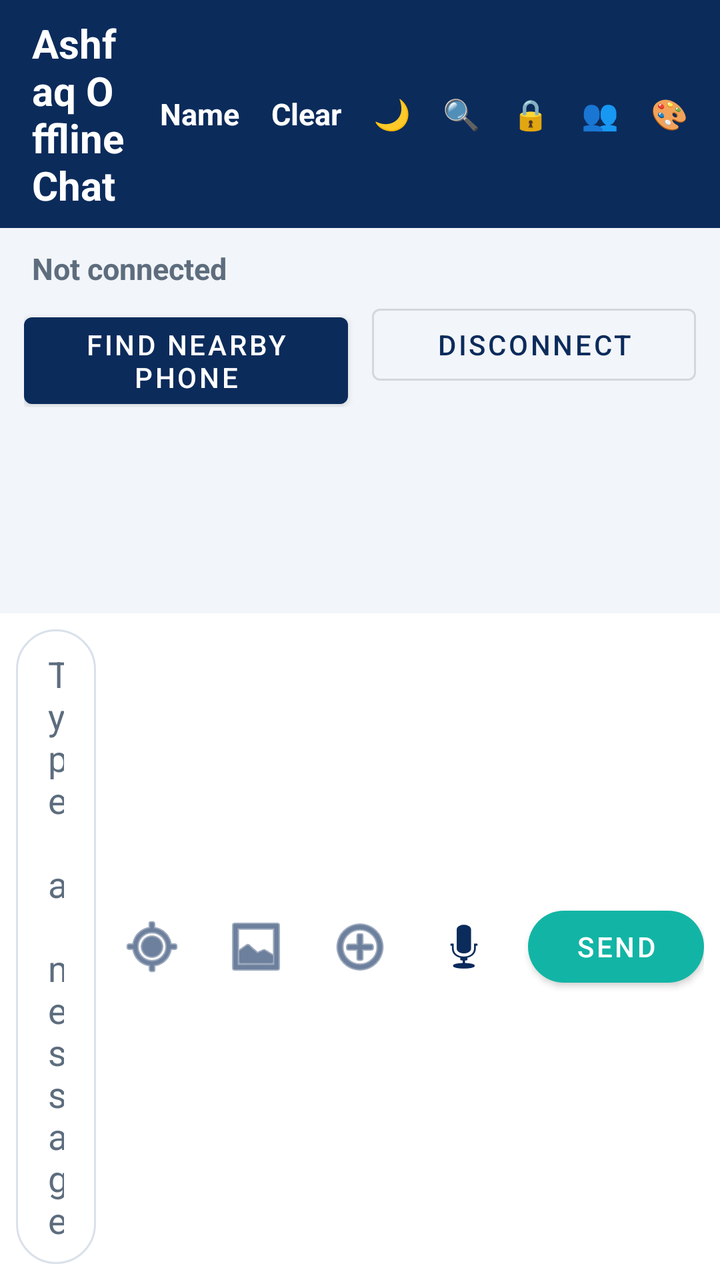
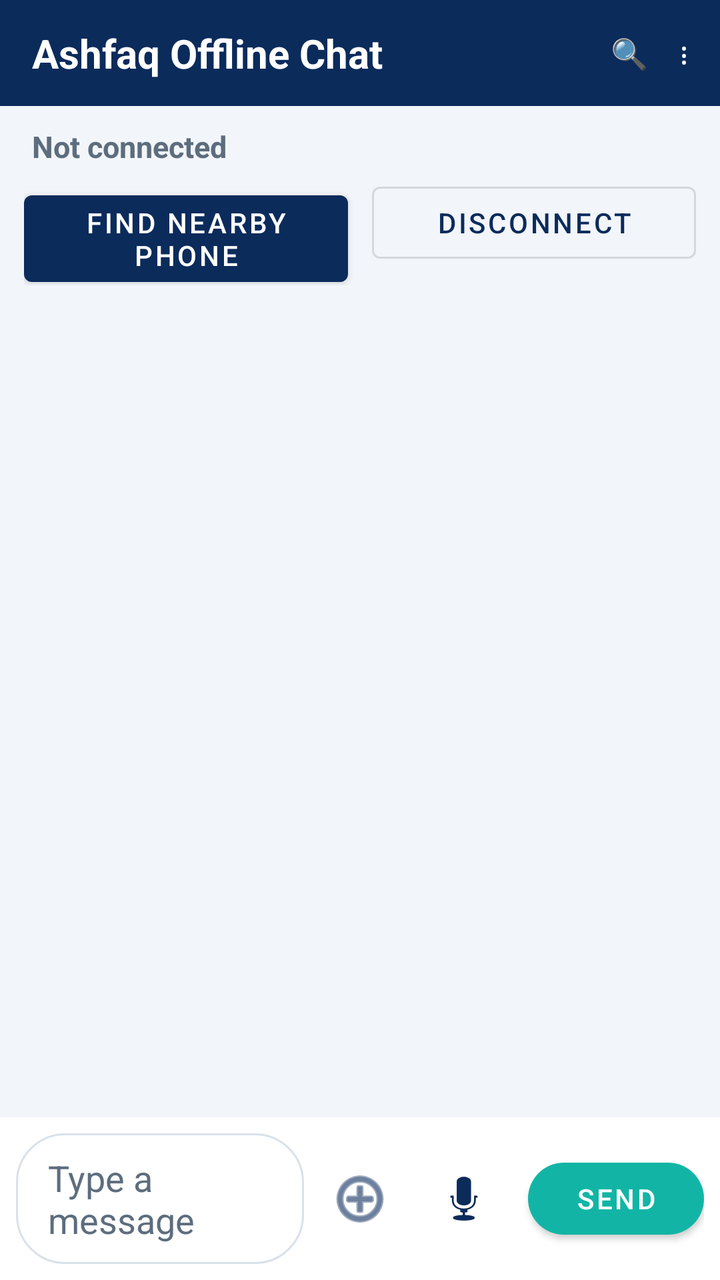

The first picture is an Android layout as it rendered before a commit; the second is the same layout after the commit. The layout source and the unified diff follow.
<!-- AndroidManifest.xml: application theme Theme.AshfaqOfflineChat -->
<!-- res/layout/activity_main.xml -->
<?xml version="1.0" encoding="utf-8"?>
<FrameLayout xmlns:android="http://schemas.android.com/apk/res/android"
    xmlns:app="http://schemas.android.com/apk/res-auto"
    android:id="@+id/rootLayout"
    android:layout_width="match_parent"
    android:layout_height="match_parent"
    android:background="@color/screen_background">

    <LinearLayout
        android:layout_width="match_parent"
        android:layout_height="match_parent"
        android:orientation="vertical">

    <LinearLayout
        android:id="@+id/headerBar"
        android:layout_width="match_parent"
        android:layout_height="wrap_content"
        android:background="@color/primary"
        android:gravity="center_vertical"
        android:orientation="horizontal"
        android:paddingStart="16dp"
        android:paddingTop="8dp"
        android:paddingEnd="8dp"
        android:paddingBottom="8dp">

        <TextView
            android:id="@+id/titleText"
            android:layout_width="0dp"
            android:layout_height="wrap_content"
            android:layout_weight="1"
            android:text="@string/app_name"
            android:textColor="@color/on_primary"
            android:textSize="20sp"
            android:textStyle="bold" />

        <TextView
            android:id="@+id/buttonName"
            android:layout_width="wrap_content"
            android:layout_height="wrap_content"
            android:background="?attr/selectableItemBackgroundBorderless"
            android:clickable="true"
            android:focusable="true"
            android:padding="8dp"
            android:text="@string/your_name"
            android:textColor="@color/on_primary"
            android:textSize="15sp"
            android:textStyle="bold" />

        <TextView
            android:id="@+id/buttonClearChat"
            android:layout_width="wrap_content"
            android:layout_height="wrap_content"
            android:background="?attr/selectableItemBackgroundBorderless"
            android:clickable="true"
            android:focusable="true"
            android:padding="8dp"
            android:text="@string/clear_chat"
            android:textColor="@color/on_primary"
            android:textSize="15sp"
            android:textStyle="bold" />

        <TextView
            android:id="@+id/buttonTheme"
            android:layout_width="wrap_content"
            android:layout_height="wrap_content"
            android:background="?attr/selectableItemBackgroundBorderless"
            android:clickable="true"
            android:contentDescription="@string/theme_toggle"
            android:focusable="true"
            android:padding="8dp"
            android:text="🌙"
            android:textColor="@color/on_primary"
            android:textSize="15sp" />

        <TextView
            android:id="@+id/buttonSearch"
            android:layout_width="wrap_content"
            android:layout_height="wrap_content"
            android:background="?attr/selectableItemBackgroundBorderless"
            android:clickable="true"
            android:contentDescription="@string/search_messages"
            android:focusable="true"
            android:padding="8dp"
            android:text="🔍"
            android:textColor="@color/on_primary"
            android:textSize="15sp" />

        <TextView
            android:id="@+id/buttonLock"
            android:layout_width="wrap_content"
            android:layout_height="wrap_content"
            android:background="?attr/selectableItemBackgroundBorderless"
            android:clickable="true"
            android:contentDescription="@string/pin_lock"
            android:focusable="true"
            android:padding="8dp"
            android:text="🔒"
            android:textColor="@color/on_primary"
            android:textSize="15sp" />

        <TextView
            android:id="@+id/buttonFriends"
            android:layout_width="wrap_content"
            android:layout_height="wrap_content"
            android:background="?attr/selectableItemBackgroundBorderless"
            android:clickable="true"
            android:contentDescription="@string/friends"
            android:focusable="true"
            android:padding="8dp"
            android:text="👥"
            android:textColor="@color/on_primary"
            android:textSize="15sp" />

        <TextView
            android:id="@+id/buttonThemes"
            android:layout_width="wrap_content"
            android:layout_height="wrap_content"
            android:background="?attr/selectableItemBackgroundBorderless"
            android:clickable="true"
            android:contentDescription="@string/color_themes"
            android:focusable="true"
            android:padding="8dp"
            android:text="🎨"
            android:textColor="@color/on_primary"
            android:textSize="15sp" />
    </LinearLayout>

    <LinearLayout
        android:id="@+id/searchBar"
        android:layout_width="match_parent"
        android:layout_height="wrap_content"
        android:background="@color/input_bar_background"
        android:gravity="center_vertical"
        android:orientation="horizontal"
        android:paddingStart="16dp"
        android:paddingTop="6dp"
        android:paddingEnd="8dp"
        android:paddingBottom="6dp"
        android:visibility="gone">

        <EditText
            android:id="@+id/editSearch"
            android:layout_width="0dp"
            android:layout_height="wrap_content"
            android:layout_weight="1"
            android:background="@drawable/bg_input_field"
            android:hint="@string/search_hint"
            android:importantForAutofill="no"
            android:inputType="text"
            android:maxLines="1"
            android:paddingStart="14dp"
            android:paddingTop="8dp"
            android:paddingEnd="14dp"
            android:paddingBottom="8dp"
            android:textColor="@color/text_primary"
            android:textColorHint="@color/text_secondary" />

        <ImageButton
            android:id="@+id/buttonCloseSearch"
            android:layout_width="40dp"
            android:layout_height="40dp"
            android:background="@android:color/transparent"
            android:contentDescription="@string/close_search"
            android:src="@android:drawable/ic_menu_close_clear_cancel"
            android:tint="@color/text_secondary" />
    </LinearLayout>

    <TextView
        android:id="@+id/statusText"
        android:layout_width="match_parent"
        android:layout_height="wrap_content"
        android:paddingStart="16dp"
        android:paddingTop="10dp"
        android:paddingEnd="16dp"
        android:paddingBottom="4dp"
        android:text="@string/status_not_connected"
        android:textColor="@color/status_idle"
        android:textSize="15sp"
        android:textStyle="bold" />

    <LinearLayout
        android:layout_width="match_parent"
        android:layout_height="wrap_content"
        android:orientation="horizontal"
        android:paddingStart="12dp"
        android:paddingEnd="12dp">

        <com.google.android.material.button.MaterialButton
            android:id="@+id/buttonFind"
            android:layout_width="0dp"
            android:layout_height="wrap_content"
            android:layout_marginEnd="6dp"
            android:layout_weight="1"
            android:text="@string/find_nearby" />

        <com.google.android.material.button.MaterialButton
            android:id="@+id/buttonDisconnect"
            style="@style/Widget.MaterialComponents.Button.OutlinedButton"
            android:layout_width="0dp"
            android:layout_height="wrap_content"
            android:layout_marginStart="6dp"
            android:layout_weight="1"
            android:text="@string/disconnect" />
    </LinearLayout>

    <androidx.recyclerview.widget.RecyclerView
        android:id="@+id/recyclerMessages"
        android:layout_width="match_parent"
        android:layout_height="0dp"
        android:layout_weight="1"
        android:clipToPadding="false"
        android:paddingStart="8dp"
        android:paddingTop="8dp"
        android:paddingEnd="8dp"
        android:paddingBottom="8dp" />

    <LinearLayout
        android:id="@+id/quoteBar"
        android:layout_width="match_parent"
        android:layout_height="wrap_content"
        android:background="@color/input_bar_background"
        android:gravity="center_vertical"
        android:orientation="horizontal"
        android:paddingStart="16dp"
        android:paddingTop="6dp"
        android:paddingEnd="8dp"
        android:paddingBottom="2dp"
        android:visibility="gone">

        <View
            android:id="@+id/quoteBarStrip"
            android:layout_width="4dp"
            android:layout_height="36dp"
            android:background="@color/accent" />

        <LinearLayout
            android:layout_width="0dp"
            android:layout_height="wrap_content"
            android:layout_marginStart="10dp"
            android:layout_weight="1"
            android:orientation="vertical">

            <TextView
                android:id="@+id/quoteBarSender"
                android:layout_width="wrap_content"
                android:layout_height="wrap_content"
                android:ellipsize="end"
                android:maxLines="1"
                android:textColor="@color/accent"
                android:textSize="13sp"
                android:textStyle="bold" />

            <TextView
                android:id="@+id/quoteBarText"
                android:layout_width="wrap_content"
                android:layout_height="wrap_content"
                android:ellipsize="end"
                android:maxLines="1"
                android:textColor="@color/text_secondary"
                android:textSize="13sp" />
        </LinearLayout>

        <ImageButton
            android:id="@+id/buttonCancelQuote"
            android:layout_width="40dp"
            android:layout_height="40dp"
            android:background="@android:color/transparent"
            android:contentDescription="@string/cancel_reply"
            android:src="@android:drawable/ic_menu_close_clear_cancel"
            android:tint="@color/text_secondary" />
    </LinearLayout>

    <LinearLayout
        android:id="@+id/inputBar"
        android:layout_width="match_parent"
        android:layout_height="wrap_content"
        android:background="@color/input_bar_background"
        android:gravity="center_vertical"
        android:orientation="horizontal"
        android:padding="8dp">

        <EditText
            android:id="@+id/editMessage"
            android:layout_width="0dp"
            android:layout_height="wrap_content"
            android:layout_weight="1"
            android:background="@drawable/bg_input_field"
            android:hint="@string/message_hint"
            android:importantForAutofill="no"
            android:inputType="textCapSentences|textMultiLine"
            android:maxLines="4"
            android:minHeight="48dp"
            android:paddingStart="16dp"
            android:paddingTop="10dp"
            android:paddingEnd="16dp"
            android:paddingBottom="10dp"
            android:textColor="@color/text_primary"
            android:textColorHint="@color/text_secondary" />

        <ImageButton
            android:id="@+id/buttonLocation"
            android:layout_width="48dp"
            android:layout_height="48dp"
            android:layout_marginStart="4dp"
            android:background="@android:color/transparent"
            android:contentDescription="@string/share_location"
            android:src="@android:drawable/ic_menu_mylocation"
            android:tint="@color/primary" />

        <ImageButton
            android:id="@+id/buttonPhoto"
            android:layout_width="48dp"
            android:layout_height="48dp"
            android:layout_marginStart="4dp"
            android:background="@android:color/transparent"
            android:contentDescription="@string/pick_media"
            android:src="@android:drawable/ic_menu_gallery"
            android:tint="@color/primary" />

        <ImageButton
            android:id="@+id/buttonFile"
            android:layout_width="48dp"
            android:layout_height="48dp"
            android:layout_marginStart="4dp"
            android:background="@android:color/transparent"
            android:contentDescription="@string/send_file"
            android:src="@android:drawable/ic_menu_add"
            android:tint="@color/primary" />

        <ImageButton
            android:id="@+id/buttonMic"
            android:layout_width="48dp"
            android:layout_height="48dp"
            android:layout_marginStart="4dp"
            android:background="@android:color/transparent"
            android:contentDescription="@string/record_voice"
            android:src="@android:drawable/ic_btn_speak_now"
            android:tint="@color/primary" />

        <com.google.android.material.button.MaterialButton
            android:id="@+id/buttonSend"
            android:layout_width="wrap_content"
            android:layout_height="wrap_content"
            android:layout_marginStart="8dp"
            android:text="@string/send"
            app:backgroundTint="@color/accent"
            app:cornerRadius="24dp" />
    </LinearLayout>
    </LinearLayout>

    
    <FrameLayout
        android:id="@+id/lockOverlay"
        android:layout_width="match_parent"
        android:layout_height="match_parent"
        android:background="@color/screen_background"
        android:clickable="true"
        android:focusable="true"
        android:visibility="gone">

        <LinearLayout
            android:layout_width="match_parent"
            android:layout_height="wrap_content"
            android:layout_gravity="center"
            android:gravity="center_horizontal"
            android:orientation="vertical"
            android:padding="32dp">

            <TextView
                android:id="@+id/lockTitle"
                android:layout_width="wrap_content"
                android:layout_height="wrap_content"
                android:text="@string/app_name"
                android:textColor="@color/text_primary"
                android:textSize="24sp"
                android:textStyle="bold" />

            <TextView
                android:id="@+id/lockHint"
                android:layout_width="wrap_content"
                android:layout_height="wrap_content"
                android:layout_marginTop="8dp"
                android:text="@string/pin_lock_hint"
                android:textColor="@color/text_secondary"
                android:textSize="15sp" />

            <EditText
                android:id="@+id/editPin"
                android:layout_width="180dp"
                android:layout_height="wrap_content"
                android:layout_marginTop="24dp"
                android:background="@drawable/bg_input_field"
                android:hint="@string/pin_hint"
                android:imeOptions="actionDone"
                android:importantForAutofill="no"
                android:inputType="numberPassword"
                android:maxLength="4"
                android:paddingStart="16dp"
                android:paddingTop="12dp"
                android:paddingEnd="16dp"
                android:paddingBottom="12dp"
                android:textAlignment="center"
                android:textColor="@color/text_primary"
                android:textColorHint="@color/text_secondary"
                android:textSize="20sp" />

            <TextView
                android:id="@+id/textPinError"
                android:layout_width="wrap_content"
                android:layout_height="wrap_content"
                android:layout_marginTop="8dp"
                android:text="@string/pin_wrong"
                android:textColor="@color/status_error"
                android:textSize="14sp"
                android:visibility="gone" />

            <com.google.android.material.button.MaterialButton
                android:id="@+id/buttonUnlock"
                android:layout_width="wrap_content"
                android:layout_height="wrap_content"
                android:layout_marginTop="20dp"
                android:text="@string/unlock"
                app:backgroundTint="@color/accent"
                app:cornerRadius="24dp" />
        </LinearLayout>
    </FrameLayout>

</FrameLayout>
<!-- resources referenced by this layout -->
<resources>
  <color name="accent">#12B5A5</color>
  <color name="input_bar_background">#FFFFFF</color>
  <color name="on_primary">#FFFFFF</color>
  <color name="primary">#0B2B5B</color>
  <color name="screen_background">#F2F5F9</color>
  <color name="status_error">#C62828</color>
  <color name="status_idle">#5D6D7E</color>
  <color name="text_primary">#1C2733</color>
  <color name="text_secondary">#5D6D7E</color>
  <!-- drawable bg_input_field (drawable) -->
  <?xml version="1.0" encoding="utf-8"?>
  <shape xmlns:android="http://schemas.android.com/apk/res/android"
      android:shape="rectangle">
      <solid android:color="@color/input_bar_background" />
      <stroke
          android:width="1dp"
          android:color="@color/input_stroke" />
      <corners android:radius="24dp" />
  </shape>
  <string name="app_name">Ashfaq Offline Chat</string>
  <string name="cancel_reply">Cancel reply</string>
  <string name="clear_chat">Clear</string>
  <string name="close_search">Close search</string>
  <string name="color_themes">Color theme</string>
  <string name="disconnect">Disconnect</string>
  <string name="find_nearby">Find Nearby Phone</string>
  <string name="friends">Friends</string>
  <string name="message_hint">Type a message</string>
  <string name="pick_media">Send a photo or video</string>
  <string name="pin_hint">4-digit PIN</string>
  <string name="pin_lock">PIN lock settings</string>
  <string name="pin_lock_hint">Enter your PIN to unlock</string>
  <string name="pin_wrong">Wrong PIN</string>
  <string name="record_voice">Record a voice message</string>
  <string name="search_hint">Search messages…</string>
  <string name="search_messages">Search messages</string>
  <string name="send">Send</string>
  <string name="send_file">Send a file</string>
  <string name="share_location">Share your location</string>
  <string name="status_not_connected">Not connected</string>
  <string name="theme_toggle">Dark mode on or off</string>
  <string name="unlock">Unlock</string>
  <string name="your_name">Name</string>
  <style name="Theme.AshfaqOfflineChat" parent="Theme.MaterialComponents.Light.NoActionBar">
          <item name="colorPrimary">@color/primary</item>
          <item name="colorPrimaryDark">@color/primary_dark</item>
          <item name="colorOnPrimary">@color/on_primary</item>
          <item name="colorAccent">@color/accent</item>
          <item name="android:statusBarColor">@color/primary_dark</item>
          <item name="android:windowBackground">@color/screen_background</item>
          <item name="android:textColorPrimary">@color/text_primary</item>
      </style>
  <color name="input_stroke">#D9E1EA</color>
  <color name="primary_dark">#071F42</color>
</resources>

<!-- the commit's change to res/layout/activity_main.xml (unified diff, before → after) -->
@@ -28,49 +28,12 @@
             android:layout_width="0dp"
             android:layout_height="wrap_content"
             android:layout_weight="1"
+            android:ellipsize="end"
+            android:maxLines="1"
             android:text="@string/app_name"
             android:textColor="@color/on_primary"
             android:textSize="20sp"
             android:textStyle="bold" />
-
-        <TextView
-            android:id="@+id/buttonName"
-            android:layout_width="wrap_content"
-            android:layout_height="wrap_content"
-            android:background="?attr/selectableItemBackgroundBorderless"
-            android:clickable="true"
-            android:focusable="true"
-            android:padding="8dp"
-            android:text="@string/your_name"
-            android:textColor="@color/on_primary"
-            android:textSize="15sp"
-            android:textStyle="bold" />
-
-        <TextView
-            android:id="@+id/buttonClearChat"
-            android:layout_width="wrap_content"
-            android:layout_height="wrap_content"
-            android:background="?attr/selectableItemBackgroundBorderless"
-            android:clickable="true"
-            android:focusable="true"
-            android:padding="8dp"
-            android:text="@string/clear_chat"
-            android:textColor="@color/on_primary"
-            android:textSize="15sp"
-            android:textStyle="bold" />
-
-        <TextView
-            android:id="@+id/buttonTheme"
-            android:layout_width="wrap_content"
-            android:layout_height="wrap_content"
-            android:background="?attr/selectableItemBackgroundBorderless"
-            android:clickable="true"
-            android:contentDescription="@string/theme_toggle"
-            android:focusable="true"
-            android:padding="8dp"
-            android:text="🌙"
-            android:textColor="@color/on_primary"
-            android:textSize="15sp" />
 
         <TextView
             android:id="@+id/buttonSearch"
@@ -85,42 +48,17 @@
             android:textColor="@color/on_primary"
             android:textSize="15sp" />
 
+        
         <TextView
-            android:id="@+id/buttonLock"
+            android:id="@+id/buttonOverflow"
             android:layout_width="wrap_content"
             android:layout_height="wrap_content"
             android:background="?attr/selectableItemBackgroundBorderless"
             android:clickable="true"
-            android:contentDescription="@string/pin_lock"
+            android:contentDescription="@string/more_options"
             android:focusable="true"
             android:padding="8dp"
-            android:text="🔒"
-            android:textColor="@color/on_primary"
-            android:textSize="15sp" />
-
-        <TextView
-            android:id="@+id/buttonFriends"
-            android:layout_width="wrap_content"
-            android:layout_height="wrap_content"
-            android:background="?attr/selectableItemBackgroundBorderless"
-            android:clickable="true"
-            android:contentDescription="@string/friends"
-            android:focusable="true"
-            android:padding="8dp"
-            android:text="👥"
-            android:textColor="@color/on_primary"
-            android:textSize="15sp" />
-
-        <TextView
-            android:id="@+id/buttonThemes"
-            android:layout_width="wrap_content"
-            android:layout_height="wrap_content"
-            android:background="?attr/selectableItemBackgroundBorderless"
-            android:clickable="true"
-            android:contentDescription="@string/color_themes"
-            android:focusable="true"
-            android:padding="8dp"
-            android:text="🎨"
+            android:text="⋮"
             android:textColor="@color/on_primary"
             android:textSize="15sp" />
     </LinearLayout>
@@ -297,33 +235,14 @@
             android:textColor="@color/text_primary"
             android:textColorHint="@color/text_secondary" />
 
-        <ImageButton
-            android:id="@+id/buttonLocation"
-            android:layout_width="48dp"
-            android:layout_height="48dp"
-            android:layout_marginStart="4dp"
-            android:background="@android:color/transparent"
-            android:contentDescription="@string/share_location"
-            android:src="@android:drawable/ic_menu_mylocation"
-            android:tint="@color/primary" />
-
-        <ImageButton
-            android:id="@+id/buttonPhoto"
-            android:layout_width="48dp"
-            android:layout_height="48dp"
-            android:layout_marginStart="4dp"
-            android:background="@android:color/transparent"
-            android:contentDescription="@string/pick_media"
-            android:src="@android:drawable/ic_menu_gallery"
-            android:tint="@color/primary" />
-
+        
         <ImageButton
             android:id="@+id/buttonFile"
             android:layout_width="48dp"
             android:layout_height="48dp"
             android:layout_marginStart="4dp"
             android:background="@android:color/transparent"
-            android:contentDescription="@string/send_file"
+            android:contentDescription="@string/attach"
             android:src="@android:drawable/ic_menu_add"
             android:tint="@color/primary" />
 
<!-- resource entries referenced after the edit -->
@@ -20,29 +20,22 @@
       <corners android:radius="24dp" />
   </shape>
   <string name="app_name">Ashfaq Offline Chat</string>
+  <string name="attach">Attach</string>
   <string name="cancel_reply">Cancel reply</string>
-  <string name="clear_chat">Clear</string>
   <string name="close_search">Close search</string>
-  <string name="color_themes">Color theme</string>
   <string name="disconnect">Disconnect</string>
   <string name="find_nearby">Find Nearby Phone</string>
-  <string name="friends">Friends</string>
   <string name="message_hint">Type a message</string>
-  <string name="pick_media">Send a photo or video</string>
+  <string name="more_options">More options</string>
   <string name="pin_hint">4-digit PIN</string>
-  <string name="pin_lock">PIN lock settings</string>
   <string name="pin_lock_hint">Enter your PIN to unlock</string>
   <string name="pin_wrong">Wrong PIN</string>
   <string name="record_voice">Record a voice message</string>
   <string name="search_hint">Search messages…</string>
   <string name="search_messages">Search messages</string>
   <string name="send">Send</string>
-  <string name="send_file">Send a file</string>
-  <string name="share_location">Share your location</string>
   <string name="status_not_connected">Not connected</string>
-  <string name="theme_toggle">Dark mode on or off</string>
   <string name="unlock">Unlock</string>
-  <string name="your_name">Name</string>
   <style name="Theme.AshfaqOfflineChat" parent="Theme.MaterialComponents.Light.NoActionBar">
           <item name="colorPrimary">@color/primary</item>
           <item name="colorPrimaryDark">@color/primary_dark</item>
